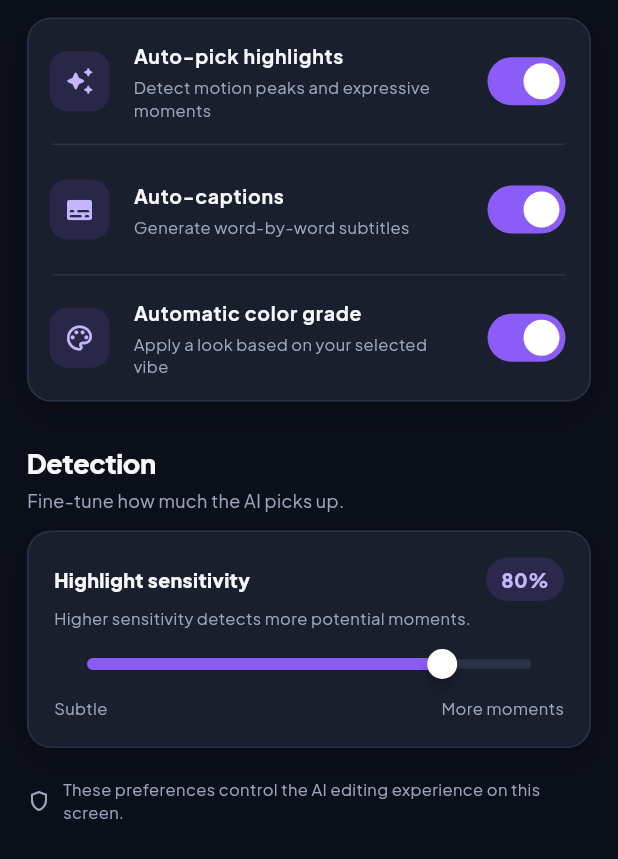
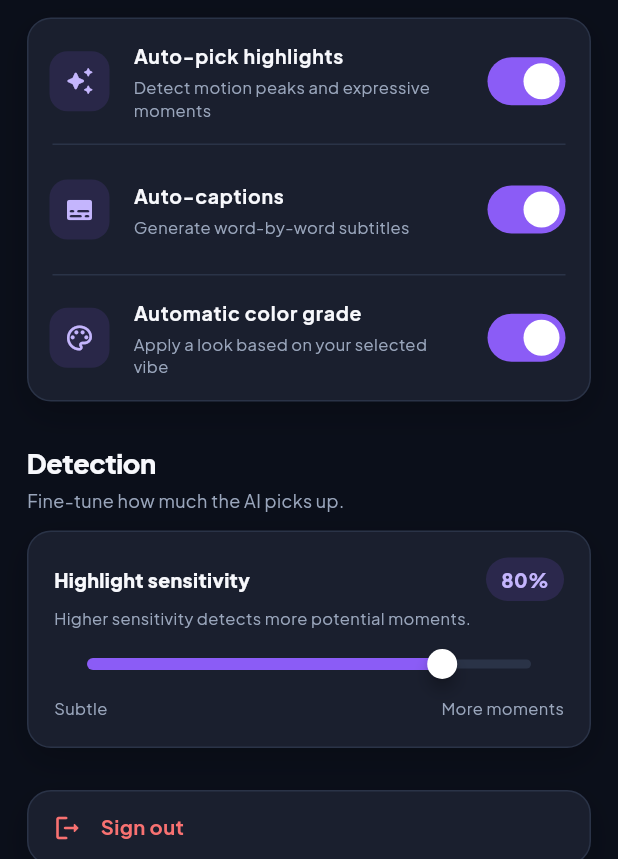
Before and after one commit to eliasmarga50-png/video_editor_interface, a Flutter app: the AILabSettingsScreen screen opened by its route, scrolled down 147 dp, on a phone screen of 412 x 824 dp, the part 377-1236 px from its top. Run offline on Flutter 3.47's test engine with Material 3 defaults, Android fonts, the light colour scheme and no system bars; our stand-ins replace drift, equatable, flutter_riverpod, flutter_secure_storage, flutter_staggered_animations, go_router and 2 more; accounts and stored records are empty; generated files the repository leaves out were written again.

Commit message:
feat(lab): show signed-in user, role badge and sign out confirmation

```diff
--- a/lib/presentation/screens/ai_lab_settings_screen.dart
+++ b/lib/presentation/screens/ai_lab_settings_screen.dart
@@ -2,7 +2,10 @@ import 'package:flutter/material.dart';
 import 'package:flutter_riverpod/flutter_riverpod.dart';
 import 'package:flutter_staggered_animations/flutter_staggered_animations.dart';
 import '../../core/theme/theme.dart';
+import '../../application/providers/auth_providers.dart';
+import '../../domain/value_objects/user_role.dart';
 import '../widgets/cine_widgets.dart';
+import '../widgets/role_gate.dart';
 
 class AILabSettingsScreen extends ConsumerStatefulWidget {
   const AILabSettingsScreen({super.key});
@@ -152,6 +155,27 @@ class _AILabSettingsScreenState
                   ],
                 ),
               ),
+              const SizedBox(height: 28),
+              AppCard(
+                onTap: _confirmSignOut,
+                padding: const EdgeInsets.symmetric(horizontal: 16, vertical: 14),
+                child: const Row(
+                  children: [
+                    Icon(Icons.logout_rounded, color: CineAITheme.danger, size: 20),
+                    SizedBox(width: 12),
+                    Expanded(
+                      child: Text(
+                        'Sign out',
+                        style: TextStyle(
+                          color: CineAITheme.danger,
+                          fontWeight: FontWeight.w700,
+                          fontSize: 13.5,
+                        ),
+                      ),
+                    ),
+                  ],
+                ),
+              ),
               const SizedBox(height: 20),
               const Row(
                 children: [
@@ -180,7 +204,38 @@ class _AILabSettingsScreenState
     );
   }
 
+  Future<void> _confirmSignOut() async {
+    final bool? confirmed = await showDialog<bool>(
+      context: context,
+      builder: (context) => AlertDialog(
+        backgroundColor: CineAITheme.surface,
+        shape: RoundedRectangleBorder(
+          borderRadius: BorderRadius.circular(CineAITheme.cardRadius),
+        ),
+        title: const Text('Sign out?'),
+        content: const Text('You’ll need to sign in again to keep editing.'),
+        actions: [
+          TextButton(
+            onPressed: () => Navigator.of(context).pop(false),
+            child: const Text('Cancel'),
+          ),
+          TextButton(
+            onPressed: () => Navigator.of(context).pop(true),
+            child: const Text('Sign out'),
+          ),
+        ],
+      ),
+    );
+
+    if (confirmed == true) {
+      // The router redirect takes the user to the sign-in screen.
+      await ref.read(authControllerProvider.notifier).signOut();
+    }
+  }
+
   Widget _profileHeader() {
+    final user = ref.watch(authControllerProvider).user;
+
     return Column(
       children: [
         Container(
@@ -205,20 +260,41 @@ class _AILabSettingsScreenState
           ),
         ),
         const SizedBox(height: 14),
-        const Text(
-          'Creator Studio',
-          style: TextStyle(
+        Text(
+          (user != null && user.name.isNotEmpty) ? user.name : 'Creator Studio',
+          style: const TextStyle(
             fontSize: 20,
             fontWeight: FontWeight.w800,
             letterSpacing: -.4,
           ),
         ),
         const SizedBox(height: 3),
-        const Text(
-          '@cineai.creator',
-          style: TextStyle(
+        Text(
+          user?.email ?? '@cineai.creator',
+          style: const TextStyle(
             color: CineAITheme.textSecondary,
             fontSize: 12.5,
+          ),
+        ),
+        RoleGate(
+          minRole: UserRole.pro,
+          child: Padding(
+            padding: const EdgeInsets.only(top: 10),
+            child: Container(
+              padding: const EdgeInsets.symmetric(horizontal: 10, vertical: 4),
+              decoration: BoxDecoration(
+                gradient: CineAITheme.accentGradient,
+                borderRadius: BorderRadius.circular(20),
+              ),
+              child: const Text(
+                'PRO',
+                style: TextStyle(
+                  fontSize: 10,
+                  fontWeight: FontWeight.w900,
+                  letterSpacing: 1,
+                ),
+              ),
+            ),
           ),
         ),
       ],
```
